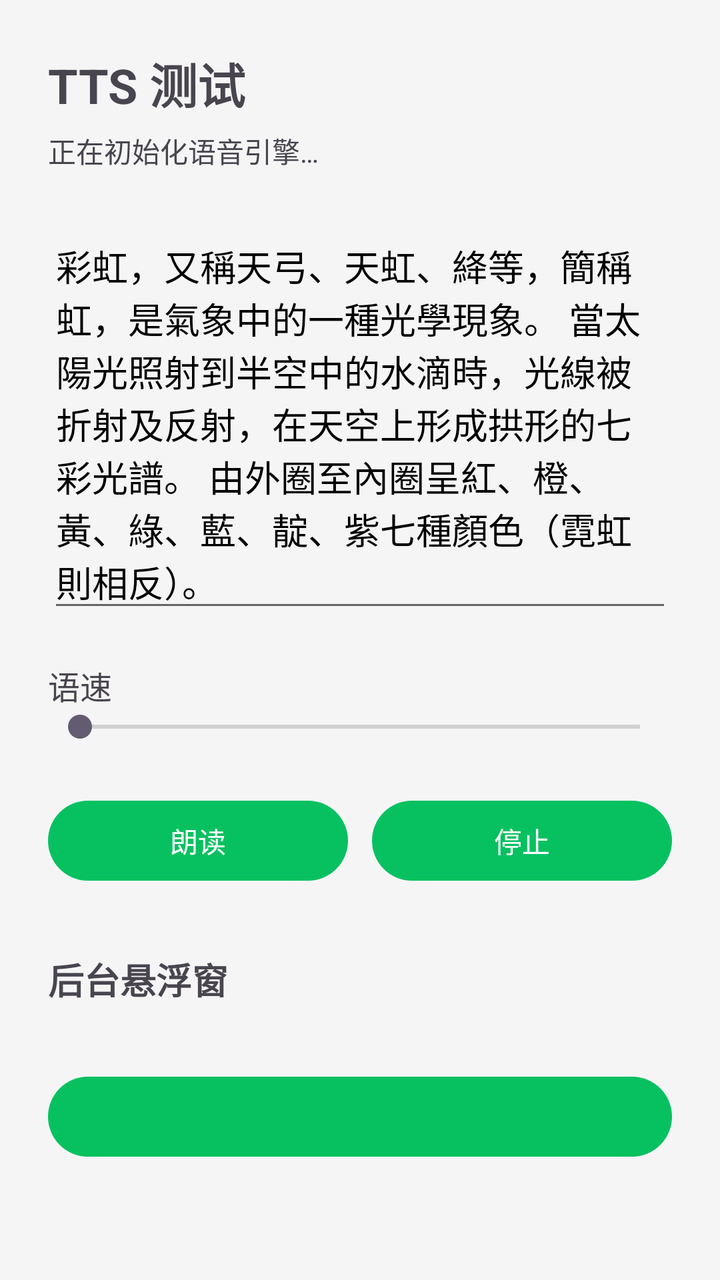
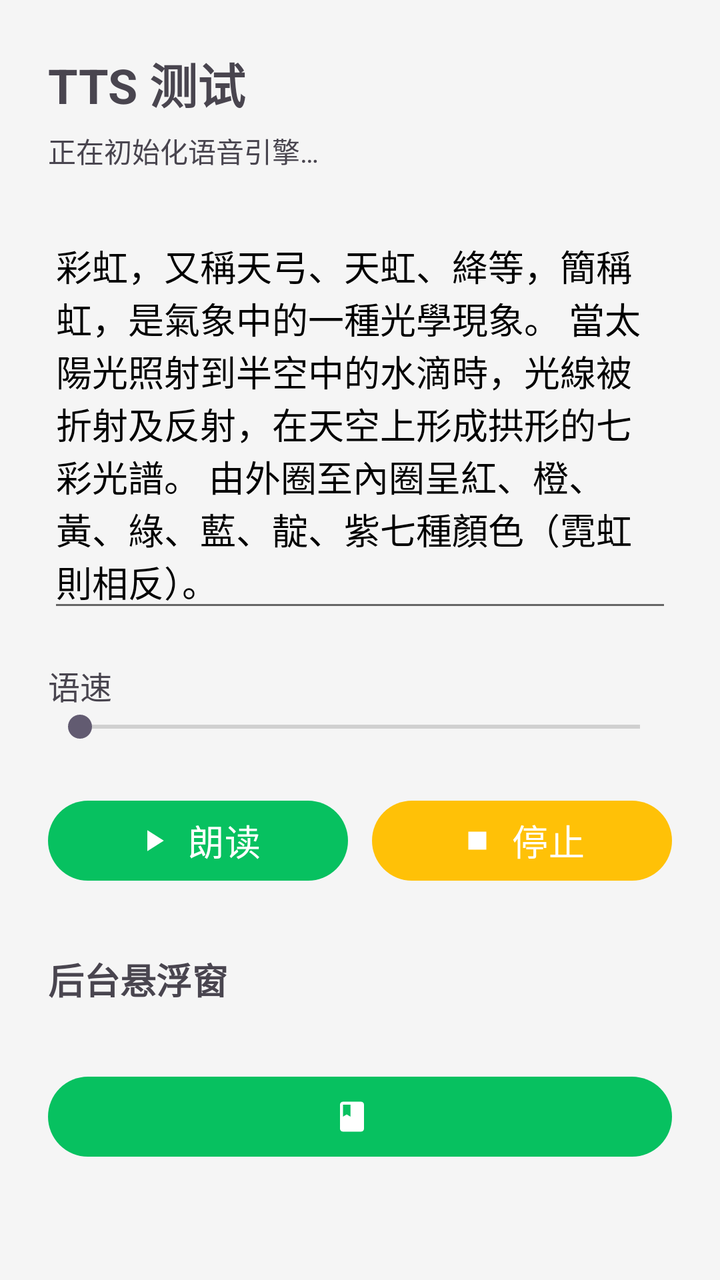

Compare the two renders of this Android layout. The source of the first and the diff that turns it into the second are given below.
<!-- AndroidManifest.xml: application theme Theme.TtsTest -->
<!-- res/layout/fragment_tts.xml -->
<?xml version="1.0" encoding="utf-8"?>
<ScrollView xmlns:android="http://schemas.android.com/apk/res/android"
    android:id="@+id/ttsRoot"
    android:layout_width="match_parent"
    android:layout_height="match_parent"
    android:fillViewport="true">

    <LinearLayout
        android:layout_width="match_parent"
        android:layout_height="wrap_content"
        android:orientation="vertical"
        android:padding="24dp">

        <TextView
            android:layout_width="wrap_content"
            android:layout_height="wrap_content"
            android:text="@string/app_name"
            android:textSize="24sp"
            android:textStyle="bold" />

        
        <TextView
            android:id="@+id/tvStatus"
            android:layout_width="match_parent"
            android:layout_height="wrap_content"
            android:layout_marginTop="6dp"
            android:text="@string/status_initializing"
            android:textSize="14sp" />

        <EditText
            android:id="@+id/etInput"
            android:layout_width="match_parent"
            android:layout_height="wrap_content"
            android:layout_marginTop="24dp"
            android:gravity="top|start"
            android:hint="@string/hint_input"
            android:text="@string/default_input"
            android:importantForAutofill="no"
            android:inputType="textMultiLine"
            android:maxLines="8"
            android:minLines="4" />

        <LinearLayout
            android:layout_width="match_parent"
            android:layout_height="wrap_content"
            android:layout_marginTop="20dp"
            android:orientation="horizontal">

            <TextView
                android:layout_width="0dp"
                android:layout_height="wrap_content"
                android:layout_weight="1"
                android:text="@string/label_speed"
                android:textSize="16sp" />

            <TextView
                android:id="@+id/tvSpeed"
                android:layout_width="wrap_content"
                android:layout_height="wrap_content"
                android:textSize="16sp" />
        </LinearLayout>

        <SeekBar
            android:id="@+id/sbSpeed"
            android:layout_width="match_parent"
            android:layout_height="wrap_content"
            android:max="100" />

        <LinearLayout
            android:layout_width="match_parent"
            android:layout_height="wrap_content"
            android:layout_marginTop="24dp"
            android:orientation="horizontal">

            <Button
                android:id="@+id/btnSpeak"
                android:layout_width="0dp"
                android:layout_height="wrap_content"
                android:layout_weight="1"
                android:text="@string/btn_speak" />

            <Button
                android:id="@+id/btnStop"
                android:layout_width="0dp"
                android:layout_height="wrap_content"
                android:layout_marginStart="12dp"
                android:layout_weight="1"
                android:text="@string/btn_stop" />
        </LinearLayout>

        <TextView
            android:layout_width="wrap_content"
            android:layout_height="wrap_content"
            android:layout_marginTop="32dp"
            android:text="@string/overlay_section_title"
            android:textSize="18sp"
            android:textStyle="bold" />

        <TextView
            android:id="@+id/tvOverlayHint"
            android:layout_width="match_parent"
            android:layout_height="wrap_content"
            android:layout_marginTop="6dp"
            android:textSize="13sp" />

        <Button
            android:id="@+id/btnOverlay"
            android:layout_width="match_parent"
            android:layout_height="wrap_content"
            android:layout_marginTop="8dp" />

    </LinearLayout>
</ScrollView>
<!-- resources referenced by this layout -->
<resources>
  <string name="app_name">TTS 测试</string>
  <string name="btn_speak">朗读</string>
  <string name="btn_stop">停止</string>
  <string name="default_input">彩虹，又稱天弓、天虹、絳等，簡稱虹，是氣象中的一種光學現象。 當太陽光照射到半空中的水滴時，光線被折射及反射，在天空上形成拱形的七彩光譜。 由外圈至內圈呈紅、橙、黃、綠、藍、靛、紫七種顏色（霓虹則相反）。</string>
  <string name="hint_input">输入要朗读的文字…</string>
  <string name="label_speed">语速</string>
  <string name="overlay_section_title">后台悬浮窗</string>
  <string name="status_initializing">正在初始化语音引擎…</string>
  <style name="Theme.TtsTest" parent="Theme.Material3.Light.NoActionBar">
          
          <item name="colorPrimary">@color/wechat_green</item>
          <item name="colorOnPrimary">@color/white</item>
  
          
          <item name="colorSurface">@color/app_background</item>
          <item name="colorOnSurface">@color/text_black</item>
          <item name="android:colorBackground">@color/app_background</item>
          <item name="android:windowBackground">@color/app_background</item>
  
          
          <item name="android:textColorPrimary">@color/text_black</item>
          <item name="android:textColorSecondary">@color/text_secondary</item>
  
          
          <item name="colorOnSurfaceVariant">@color/unselected_gray</item>
      </style>
  <color name="wechat_green">#07C160</color>
  <color name="white">#FFFFFF</color>
  <color name="app_background">#F5F5F5</color>
  <color name="text_black">#000000</color>
  <color name="text_secondary">#666666</color>
  <color name="unselected_gray">#8A8A8A</color>
</resources>

<!-- the commit's change to res/layout/fragment_tts.xml (unified diff, before → after) -->
@@ -1,5 +1,6 @@
 <?xml version="1.0" encoding="utf-8"?>
 <ScrollView xmlns:android="http://schemas.android.com/apk/res/android"
+    xmlns:app="http://schemas.android.com/apk/res-auto"
     android:id="@+id/ttsRoot"
     android:layout_width="match_parent"
     android:layout_height="match_parent"
@@ -77,7 +78,11 @@
                 android:layout_width="0dp"
                 android:layout_height="wrap_content"
                 android:layout_weight="1"
-                android:text="@string/btn_speak" />
+                android:text="@string/btn_speak"
+                app:icon="@drawable/ic_play"
+                app:iconGravity="textStart"
+                app:iconPadding="8dp"
+                app:iconTint="?attr/colorOnPrimary" />
 
             <Button
                 android:id="@+id/btnStop"
@@ -85,7 +90,12 @@
                 android:layout_height="wrap_content"
                 android:layout_marginStart="12dp"
                 android:layout_weight="1"
-                android:text="@string/btn_stop" />
+                android:text="@string/btn_stop"
+                app:backgroundTint="@color/stop_yellow"
+                app:icon="@drawable/ic_stop"
+                app:iconGravity="textStart"
+                app:iconPadding="8dp"
+                app:iconTint="?attr/colorOnPrimary" />
         </LinearLayout>
 
         <TextView
@@ -107,7 +117,11 @@
             android:id="@+id/btnOverlay"
             android:layout_width="match_parent"
             android:layout_height="wrap_content"
-            android:layout_marginTop="8dp" />
+            android:layout_marginTop="8dp"
+            app:icon="@drawable/ic_book"
+            app:iconGravity="textStart"
+            app:iconPadding="8dp"
+            app:iconTint="?attr/colorOnPrimary" />
 
     </LinearLayout>
 </ScrollView>
<!-- resource entries referenced after the edit -->
@@ -1,5 +1,45 @@
 <!-- resources referenced by this layout -->
 <resources>
+  <color name="stop_yellow">#FFC107</color>
+  <!-- drawable ic_book (drawable) -->
+  <?xml version="1.0" encoding="utf-8"?>
+  <vector xmlns:android="http://schemas.android.com/apk/res/android"
+      android:width="24dp"
+      android:height="24dp"
+      android:viewportWidth="24"
+      android:viewportHeight="24">
+  
+      
+      <path
+          android:fillColor="#FFFFFF"
+          android:pathData="M18,2H6c-1.1,0 -2,0.9 -2,2v16c0,1.1 0.9,2 2,2h12c1.1,0 2,-0.9 2,-2V4c0,-1.1 -0.9,-2 -2,-2zM6,4h5v8l-2.5,-1.5L6,12V4z" />
+  </vector>
+  <!-- drawable ic_play (drawable) -->
+  <?xml version="1.0" encoding="utf-8"?>
+  <vector xmlns:android="http://schemas.android.com/apk/res/android"
+      android:width="24dp"
+      android:height="24dp"
+      android:viewportWidth="24"
+      android:viewportHeight="24">
+  
+      
+      <path
+          android:fillColor="#FFFFFF"
+          android:pathData="M8,5v14l11,-7z" />
+  </vector>
+  <!-- drawable ic_stop (drawable) -->
+  <?xml version="1.0" encoding="utf-8"?>
+  <vector xmlns:android="http://schemas.android.com/apk/res/android"
+      android:width="24dp"
+      android:height="24dp"
+      android:viewportWidth="24"
+      android:viewportHeight="24">
+  
+      
+      <path
+          android:fillColor="#FFFFFF"
+          android:pathData="M6,6h12v12H6z" />
+  </vector>
   <string name="app_name">TTS 测试</string>
   <string name="btn_speak">朗读</string>
   <string name="btn_stop">停止</string>
@@ -25,6 +65,9 @@
   
           
           <item name="colorOnSurfaceVariant">@color/unselected_gray</item>
+  
+          
+          <item name="materialButtonStyle">@style/Widget.App.Button</item>
       </style>
   <color name="wechat_green">#07C160</color>
   <color name="white">#FFFFFF</color>
@@ -32,5 +75,8 @@
   <color name="text_black">#000000</color>
   <color name="text_secondary">#666666</color>
   <color name="unselected_gray">#8A8A8A</color>
+  <style name="Widget.App.Button" parent="Widget.Material3.Button">
+          <item name="android:textSize">18sp</item>
+      </style>
 </resources>
 
